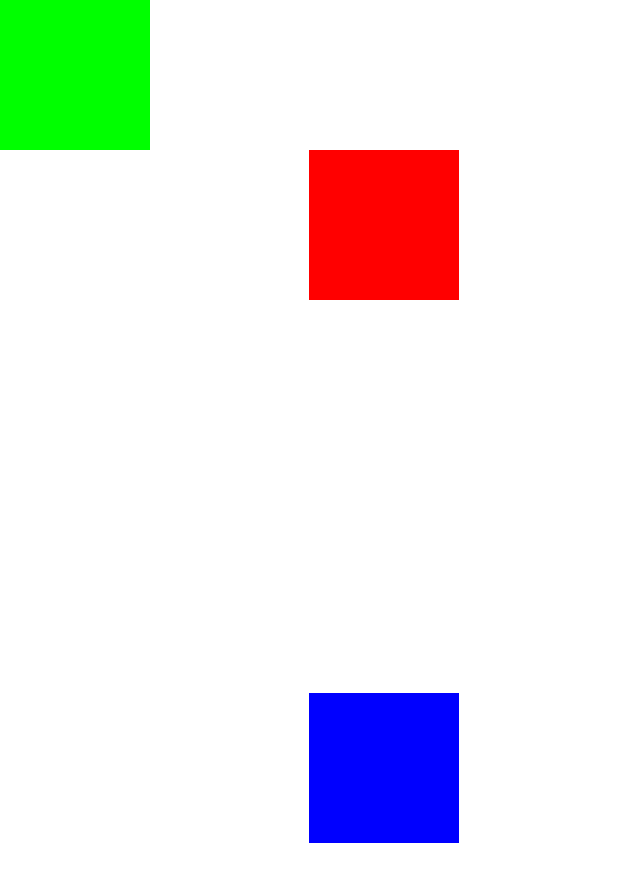
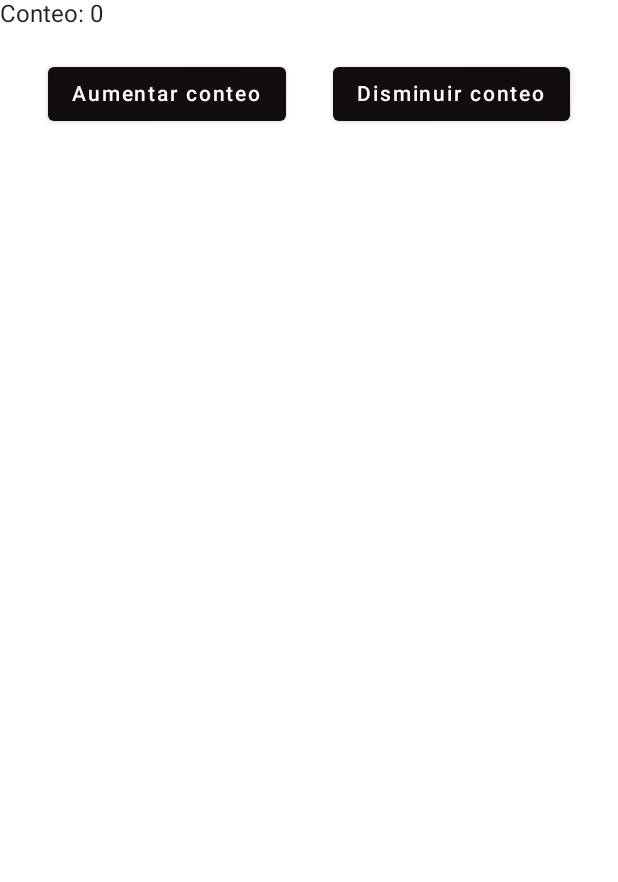
Before and after one commit to JccsISCDeveloper/JetPackCompose, an Android app built with Jetpack Compose: the ReportsScreen screen opened through its navigation route, on a phone screen of 412 x 824 dp. Shown: the top 882 px of the screen. Run offline under Robolectric (Android 15) with nearby library versions, the light colour scheme and no system bars; our stand-ins replace Dagger/Hilt's generated code, accompanist, livedata-compose.

Commit message:
Practica en Reports incrementar y disminuir un valor

```diff
--- a/app/src/main/java/com/jccsisc/irepcp/ui/features/login/ui/LoginScreen.kt
+++ b/app/src/main/java/com/jccsisc/irepcp/ui/features/login/ui/LoginScreen.kt
@@ -158,7 +158,7 @@ fun Email(email: String, onTextChanged: (String) -> Unit) {
         shape = RoundedCornerShape(18),
         keyboardOptions = KeyboardOptions(keyboardType = KeyboardType.Email),
         colors = TextFieldDefaults.outlinedTextFieldColors(
-            focusedBorderColor = Purple700,
+            focusedBorderColor = BlackAbi,
             unfocusedBorderColor = Gray50,
             backgroundColor = Color.White,
         )
@@ -178,7 +178,7 @@ fun Password(password: String, onTextChanged: (String) -> Unit) {
         shape = RoundedCornerShape(18),
         keyboardOptions = KeyboardOptions(keyboardType = KeyboardType.Password),
         colors = TextFieldDefaults.outlinedTextFieldColors(
-            focusedBorderColor = Purple700,
+            focusedBorderColor = BlackAbi,
             unfocusedBorderColor = Gray50,
             backgroundColor = Color.White,
         ),
@@ -220,8 +220,8 @@ fun LoginginButton(
         modifier = Modifier.fillMaxWidth(),
         shape = RoundedCornerShape(dimensionResource(id = R.dimen.padding_10)),
         colors = ButtonDefaults.buttonColors(
-            backgroundColor = Purple700,
-            disabledBackgroundColor = Purple200,
+            backgroundColor = BlackAbi,
+            disabledBackgroundColor = GrayDarkAbi,
             contentColor = Color.White,
             disabledContentColor = Gray300
         )
--- a/app/src/main/java/com/jccsisc/irepcp/ui/features/reports/ReportsScreen.kt
+++ b/app/src/main/java/com/jccsisc/irepcp/ui/features/reports/ReportsScreen.kt
@@ -1,18 +1,19 @@
 package com.jccsisc.irepcp.ui.features.reports
 
-import androidx.compose.foundation.background
-import androidx.compose.foundation.layout.Box
-import androidx.compose.foundation.layout.fillMaxSize
-import androidx.compose.runtime.Composable
+import androidx.compose.foundation.layout.Arrangement
+import androidx.compose.foundation.layout.Column
+import androidx.compose.foundation.layout.Row
+import androidx.compose.foundation.layout.fillMaxWidth
+import androidx.compose.material.Button
+import androidx.compose.material.Divider
+import androidx.compose.material.Text
+import androidx.compose.runtime.*
+import androidx.compose.runtime.saveable.rememberSaveable
 import androidx.compose.ui.Modifier
 import androidx.compose.ui.graphics.Color
-import androidx.compose.ui.layout.layoutId
 import androidx.compose.ui.tooling.preview.Devices
 import androidx.compose.ui.tooling.preview.Preview
 import androidx.compose.ui.unit.dp
-import androidx.constraintlayout.compose.ConstraintLayout
-import androidx.constraintlayout.compose.ConstraintSet
-import androidx.constraintlayout.compose.Dimension
 
 /**
  * Project: IREPCP
@@ -21,42 +22,30 @@ import androidx.constraintlayout.compose.Dimension
  */
 @Composable
 fun ReportsScreen() {
-    val constrains = ConstraintSet {
-        val greenBox = createRefFor("greenBox")
-        val redBox = createRefFor("redBox")
-        val blueBox = createRefFor("blueBox")
-        val guideLine = createGuidelineFromStart(0.5f)
+    var num by rememberSaveable { mutableStateOf(0) }
 
-        constrain(greenBox) {
-            top.linkTo(parent.top)
-            start.linkTo(parent.start)
-            width = Dimension.value(100.dp)
-            height = Dimension.value(100.dp)
+    Column {
+        Text(text = "Conteo: $num")
+
+        Divider(thickness = 20.dp, color = Color.Transparent)
+
+        Row(modifier = Modifier.fillMaxWidth(), horizontalArrangement = Arrangement.SpaceEvenly) {
+            Counter(buttonTitle = "Aumentar conteo") {
+                num++
+            }
+            Counter("Disminuir conteo") {
+                num--
+            }
         }
+    }
+}
 
-        constrain(redBox) {
-            top.linkTo(greenBox.bottom)
-            start.linkTo(guideLine)
-            width = Dimension.value(100.dp)
-            height = Dimension.value(100.dp)
-        }
-
-        constrain(blueBox) {
-            top.linkTo(redBox.bottom)
-            start.linkTo(redBox.start)
-            bottom.linkTo(parent.bottom)
-            width = Dimension.value(100.dp)
-            height = Dimension.value(100.dp)
-        }
-
-        //creando cadenas
-//        createVerticalChain(greenBox, redBox, blueBox, chainStyle = ChainStyle.SpreadInside)
-    }
-
-    ConstraintLayout(constrains, modifier = Modifier.fillMaxSize()) {
-        Box(modifier = Modifier.background(Color.Green).layoutId("greenBox"))
-        Box(modifier = Modifier.background(Color.Red).layoutId("redBox"))
-        Box(modifier = Modifier.background(Color.Blue).layoutId("blueBox"))
+@Composable
+fun Counter(buttonTitle: String, updateCount: () -> Unit) {
+    Button(onClick = {
+        updateCount()
+    }) {
+        Text(text = buttonTitle)
     }
 }
 
--- a/app/src/main/java/com/jccsisc/irepcp/ui/theme/Color.kt
+++ b/app/src/main/java/com/jccsisc/irepcp/ui/theme/Color.kt
@@ -2,10 +2,7 @@ package com.jccsisc.irepcp.ui.theme
 
 import androidx.compose.ui.graphics.Color
 
-val Purple200 = Color(0xFFBB86FC)
-val Purple500 = Color(0xFF6200EE)
 val Purple700 = Color(0xFF3700B3)
-val Teal200 = Color(0xFF03DAC5)
 val Gray300 = Color(0xFFe0e0e0)
 val Gray50 = Color(0xFFeceff1)
 val GrayBg = Color(0xFFFBFDFF)
```
